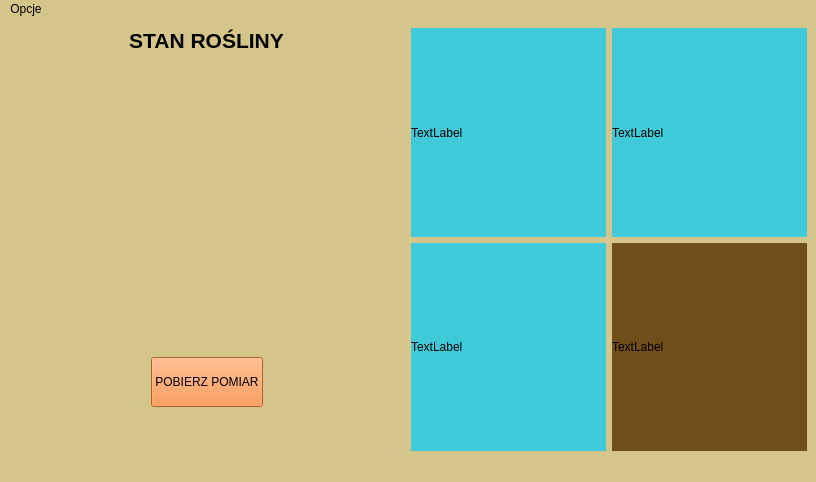
OlafBieganski/Plant-monitoring-system, file PlantMonitoringSystemQt/mainwindow.ui: the form before one commit.
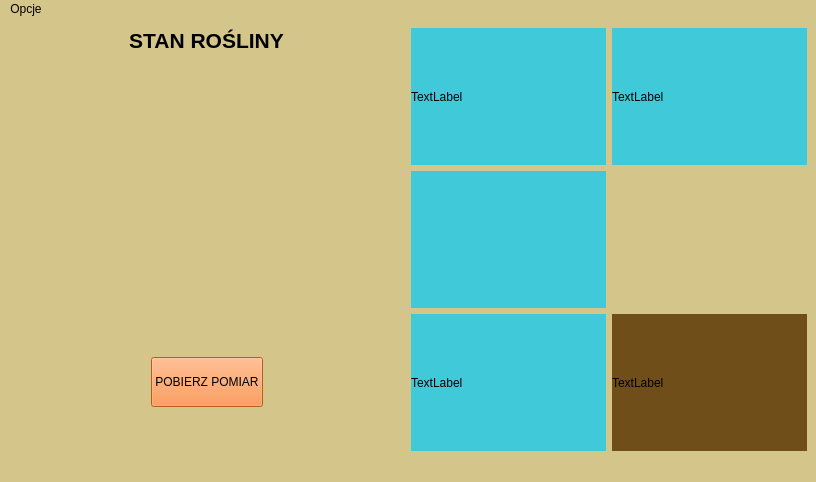
The form after the commit. Custom widgets are drawn as their Qt base class.

Commit message: Thermometer widget

```diff
--- a/PlantMonitoringSystemQt/mainwindow.ui
+++ b/PlantMonitoringSystemQt/mainwindow.ui
@@ -74,18 +74,8 @@
       </item>
       <item>
        <layout class="QGridLayout" name="gridLayout_2">
-        <item row="1" column="0">
-         <widget class="QLabel" name="label">
-          <property name="styleSheet">
-           <string notr="true">background:rgb(64, 202, 217)</string>
-          </property>
-          <property name="text">
-           <string>TextLabel</string>
-          </property>
-         </widget>
-        </item>
-        <item row="1" column="1">
-         <widget class="QLabel" name="label_2">
+        <item row="2" column="1">
+         <widget class="QLabel" name="ground_label">
           <property name="styleSheet">
            <string notr="true">background:rgb(111, 78, 26)</string>
           </property>
@@ -94,6 +84,16 @@
           </property>
          </widget>
         </item>
+        <item row="2" column="0">
+         <widget class="QLabel" name="thermo_label">
+          <property name="styleSheet">
+           <string notr="true">background:rgb(64, 202, 217)</string>
+          </property>
+          <property name="text">
+           <string>TextLabel</string>
+          </property>
+         </widget>
+        </item>
         <item row="0" column="1">
          <widget class="QLabel" name="label_4">
           <property name="styleSheet">
@@ -104,6 +104,13 @@
           </property>
          </widget>
         </item>
+        <item row="1" column="0">
+         <widget class="RectangleW" name="thermo_widget" native="true">
+          <property name="styleSheet">
+           <string notr="true">background:rgb(64, 202, 217)</string>
+          </property>
+         </widget>
+        </item>
         <item row="0" column="0">
          <widget class="QLabel" name="label_3">
           <property name="styleSheet">
@@ -168,6 +175,14 @@
    </property>
   </action>
  </widget>
+ <customwidgets>
+  <customwidget>
+   <class>RectangleW</class>
+   <extends>QWidget</extends>
+   <header location="global">rectanglew.h</header>
+   <container>1</container>
+  </customwidget>
+ </customwidgets>
  <resources/>
  <connections/>
 </ui>
```
The commit also changes 7 other files.
